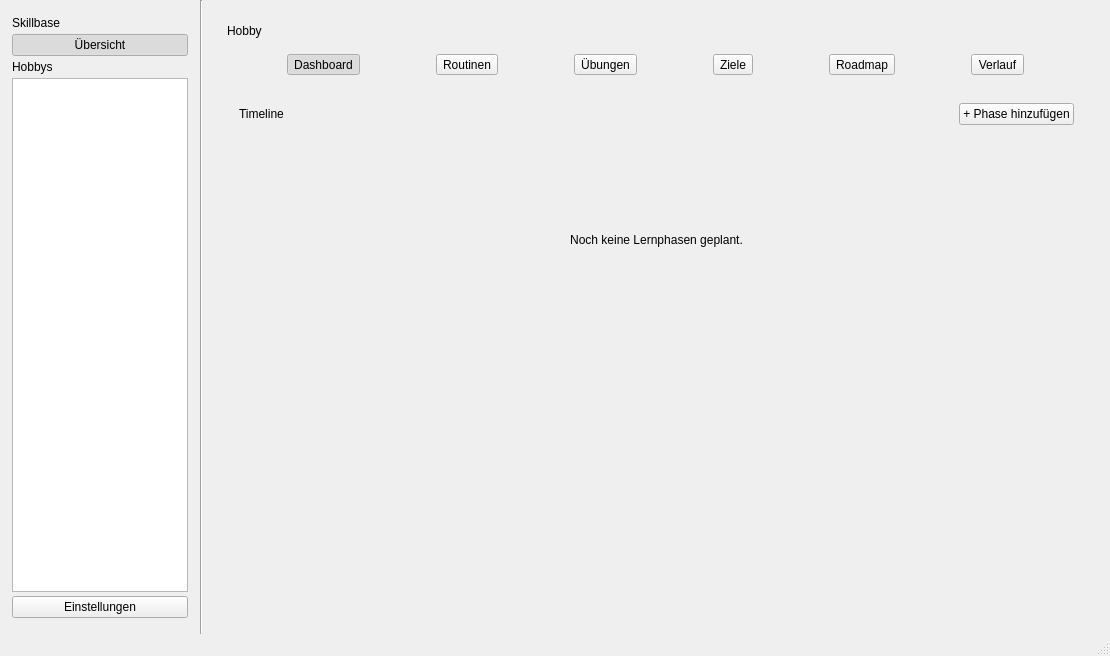
ItsDylan255/Skillbase, file resources/mainwindow.ui: the form before one commit.
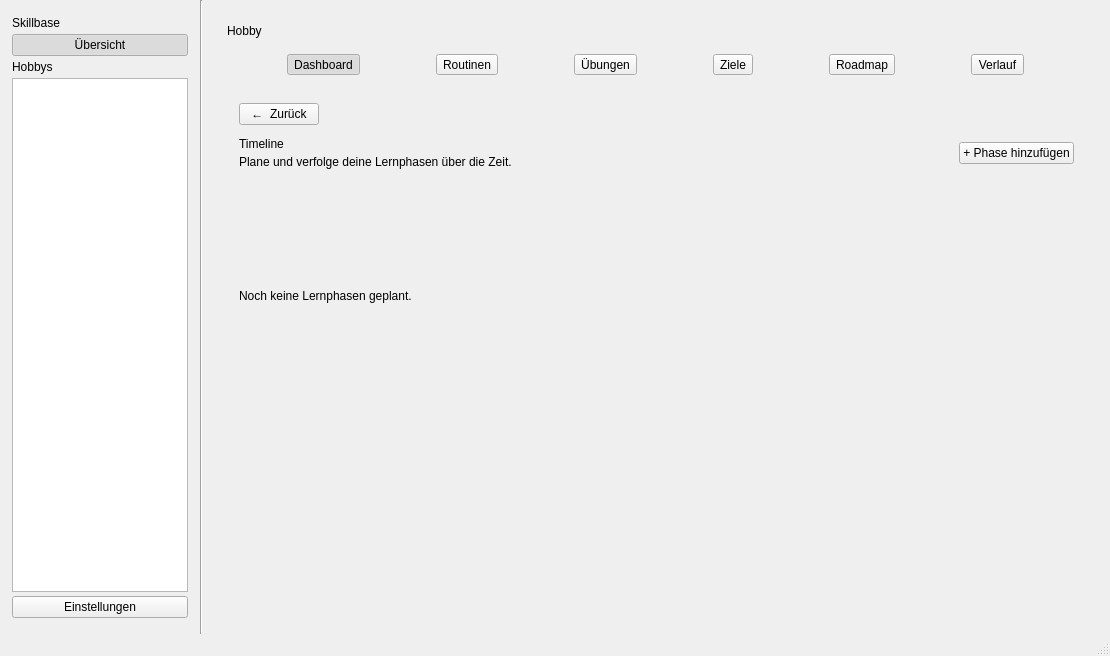
The form after the commit. The open tabs and pages were chosen to show the change. Custom widgets are drawn as their Qt base class.

Commit message: feat(timeline): add phase creation, editing, deletion and timeline view

Patch:
```diff
--- a/resources/mainwindow.ui
+++ b/resources/mainwindow.ui
@@ -1094,14 +1094,41 @@
                <property name="bottomMargin">
                 <number>12</number>
                </property>
+               <item alignment="Qt::AlignmentFlag::AlignLeft">
+                <widget class="QPushButton" name="timelineBackButton">
+                 <property name="text">
+                  <string>←  Zurück</string>
+                 </property>
+                 <property name="toolTip">
+                  <string>Zurück zur Hobby-Übersicht</string>
+                 </property>
+                </widget>
+               </item>
                <item>
                 <layout class="QHBoxLayout" name="timelineHeaderLayout">
+                 <property name="spacing">
+                  <number>12</number>
+                 </property>
                  <item>
-                  <widget class="QLabel" name="timelineHeaderLabel">
-                   <property name="text">
-                    <string>Timeline</string>
+                  <layout class="QVBoxLayout" name="timelineHeaderTextLayout">
+                   <property name="spacing">
+                    <number>4</number>
                    </property>
-                  </widget>
+                   <item>
+                    <widget class="QLabel" name="timelineHeaderLabel">
+                     <property name="text">
+                      <string>Timeline</string>
+                     </property>
+                    </widget>
+                   </item>
+                   <item>
+                    <widget class="QLabel" name="timelineSubtitleLabel">
+                     <property name="text">
+                      <string>Plane und verfolge deine Lernphasen über die Zeit.</string>
+                     </property>
+                    </widget>
+                   </item>
+                  </layout>
                  </item>
                  <item>
                   <spacer name="timelineHeaderSpacer">
@@ -1116,7 +1143,7 @@
                    </property>
                   </spacer>
                  </item>
-                 <item>
+                 <item alignment="Qt::AlignmentFlag::AlignVCenter">
                   <widget class="QPushButton" name="addTimelinePhaseButton">
                    <property name="text">
                     <string>+ Phase hinzufügen</string>
@@ -1127,16 +1154,22 @@
                </item>
                <item>
                 <widget class="QScrollArea" name="timelineBarScrollArea">
+                 <property name="sizePolicy">
+                  <sizepolicy hsizetype="Expanding" vsizetype="Fixed">
+                   <horstretch>0</horstretch>
+                   <verstretch>0</verstretch>
+                  </sizepolicy>
+                 </property>
                  <property name="minimumSize">
                   <size>
                    <width>0</width>
-                   <height>84</height>
+                   <height>96</height>
                   </size>
                  </property>
                  <property name="maximumSize">
                   <size>
                    <width>16777215</width>
-                   <height>84</height>
+                   <height>96</height>
                   </size>
                  </property>
                  <property name="frameShape">
@@ -1152,14 +1185,6 @@
                   <bool>false</bool>
                  </property>
                  <widget class="TimelineBarWidget" name="timelineBarWidget">
-                  <property name="geometry">
-                   <rect>
-                    <x>0</x>
-                    <y>0</y>
-                    <width>400</width>
-                    <height>84</height>
-                   </rect>
-                  </property>
                   <property name="toolTip">
                    <string>Lernphasen chronologisch, Breite entspricht der Dauer · Lücken zeigen Pausen · Farbe entspricht dem Hobby</string>
                   </property>
@@ -1168,11 +1193,17 @@
                </item>
                <item>
                 <widget class="QLabel" name="timelineEmptyLabel">
+                 <property name="sizePolicy">
+                  <sizepolicy hsizetype="Preferred" vsizetype="Maximum">
+                   <horstretch>0</horstretch>
+                   <verstretch>0</verstretch>
+                  </sizepolicy>
+                 </property>
                  <property name="text">
                   <string>Noch keine Lernphasen geplant.</string>
                  </property>
                  <property name="alignment">
-                  <set>Qt::AlignmentFlag::AlignCenter</set>
+                  <set>Qt::AlignmentFlag::AlignLeading|Qt::AlignmentFlag::AlignLeft|Qt::AlignmentFlag::AlignVCenter</set>
                  </property>
                 </widget>
                </item>
```
Left out of the diff: 32 changed lines with no effect on the pictures. The commit also changes 13 other files.
